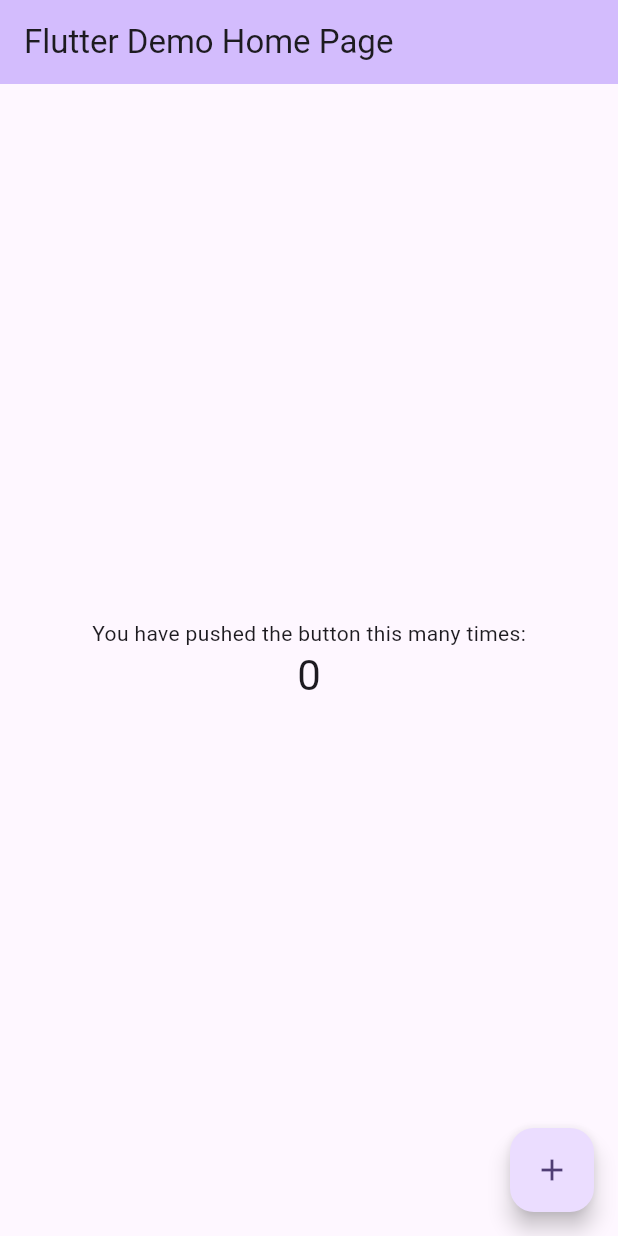
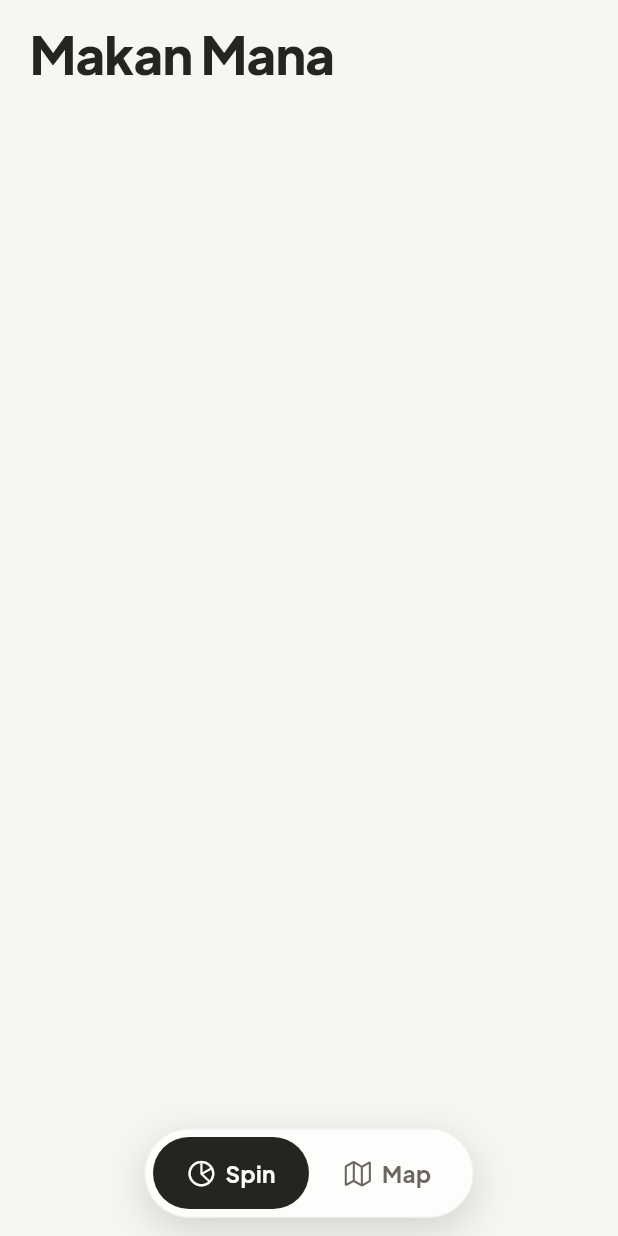
Before and after one commit to MuhaiminRoshaizad/makan-mana, a Flutter app: the screen it shows after launch, on a phone screen of 412 x 824 dp. Run offline on Flutter 3.47's test engine with Material 3 defaults, Android fonts, the phone set to English and light mode, and no system bars; our stand-ins replace flutter_riverpod, go_router.

Commit message:
feat(app): add the Spin and Map tabs in a floating capsule bar
The app was still the counter template. Replace it with a go_router
StatefulShellRoute holding Spin and Map, which switch instantly and keep
their state, under a capsule bar that floats 12 dp above the system
navigation bar. The open tab sits on an ink thumb that springs across,
and each label lightens as the thumb arrives under it. Both tabs show
only their title until the wheel and the map are built.

```diff
--- /dev/null
+++ b/lib/app/app.dart
@@ -0,0 +1,20 @@
+import 'package:flutter/material.dart';
+import 'package:flutter_riverpod/flutter_riverpod.dart';
+
+import '../core/theme/app_theme.dart';
+import 'router.dart';
+
+class MakanManaApp extends ConsumerWidget {
+  const MakanManaApp({super.key});
+
+  @override
+  Widget build(BuildContext context, WidgetRef ref) {
+    return MaterialApp.router(
+      title: 'Makan Mana',
+      debugShowCheckedModeBanner: false,
+      scrollBehavior: const AppScrollBehavior(),
+      theme: buildAppTheme(),
+      routerConfig: ref.watch(routerProvider),
+    );
+  }
+}
--- /dev/null
+++ b/lib/app/floating_nav.dart
@@ -0,0 +1,203 @@
+import 'package:flutter/cupertino.dart' show CupertinoIcons;
+import 'package:flutter/material.dart';
+import 'package:flutter/physics.dart';
+
+import '../core/theme/app_tokens.dart';
+
+class NavDestination {
+  const NavDestination(this.icon, this.label);
+  final IconData icon;
+  final String label;
+}
+
+/// The two tabs, in branch order.
+const List<NavDestination> navDestinations = <NavDestination>[
+  NavDestination(CupertinoIcons.chart_pie, 'Spin'),
+  NavDestination(CupertinoIcons.map, 'Map'),
+];
+
+/// The capsule that floats over the content (docs/decisions.md 010). The
+/// open tab sits on an ink thumb that springs across when another tab is
+/// chosen; each tab keeps one glyph and shows its state by colour.
+class FloatingNav extends StatefulWidget {
+  const FloatingNav({super.key, required this.index, required this.onSelect});
+
+  /// The open tab, as an index into [navDestinations].
+  final int index;
+
+  final ValueChanged<int> onSelect;
+
+  @override
+  State<FloatingNav> createState() => _FloatingNavState();
+}
+
+class _FloatingNavState extends State<FloatingNav>
+    with SingleTickerProviderStateMixin {
+  /// Where the thumb is, in tabs from the left.
+  late final AnimationController _at = AnimationController.unbounded(
+    vsync: this,
+    value: widget.index.toDouble(),
+  );
+
+  @override
+  void didUpdateWidget(FloatingNav old) {
+    super.didUpdateWidget(old);
+    if (old.index == widget.index) return;
+    final double to = widget.index.toDouble();
+    if (MediaQuery.disableAnimationsOf(context)) {
+      _at.value = to;
+    } else {
+      _at.animateWith(
+        SpringSimulation(
+          AppMotion.spring,
+          _at.value,
+          to,
+          _at.velocity,
+          snapToEnd: true,
+        ),
+      );
+    }
+  }
+
+  @override
+  void dispose() {
+    _at.dispose();
+    super.dispose();
+  }
+
+  @override
+  Widget build(BuildContext context) {
+    return DecoratedBox(
+      decoration: const ShapeDecoration(
+        color: AppColors.surface,
+        shape: StadiumBorder(
+          side: BorderSide(color: Color(0x0F26241F), width: 1),
+        ),
+        shadows: <BoxShadow>[
+          BoxShadow(
+            color: Color(0x2E26241F),
+            blurRadius: 24,
+            offset: Offset(0, 8),
+          ),
+        ],
+      ),
+      child: Padding(
+        padding: const EdgeInsets.all(AppNavMetrics.inset),
+        child: SizedBox(
+          width: AppNavMetrics.tabWidth * navDestinations.length,
+          height: AppNavMetrics.tabHeight,
+          child: Stack(
+            children: <Widget>[
+              AnimatedBuilder(
+                animation: _at,
+                builder: (BuildContext context, Widget? thumb) => Positioned(
+                  left: thumbLeft(_at.value, navDestinations.length),
+                  top: 0,
+                  width: AppNavMetrics.tabWidth,
+                  height: AppNavMetrics.tabHeight,
+                  child: thumb!,
+                ),
+                child: const DecoratedBox(
+                  decoration: ShapeDecoration(
+                    color: AppColors.ink,
+                    shape: StadiumBorder(),
+                  ),
+                ),
+              ),
+              Row(
+                children: <Widget>[
+                  for (int i = 0; i < navDestinations.length; i++)
+                    _NavItem(
+                      destination: navDestinations[i],
+                      // Colour follows the thumb, so a label turns light as
+                      // the thumb arrives under it rather than before.
+                      lit: _at,
+                      slot: i,
+                      selected: i == widget.index,
+                      onTap: () => widget.onSelect(i),
+                    ),
+                ],
+              ),
+            ],
+          ),
+        ),
+      ),
+    );
+  }
+}
+
+/// Left edge of the thumb [at] tabs from the left. The spring's overshoot
+/// is kept inside the capsule rather than carrying the thumb out of it.
+double thumbLeft(double at, int tabs) =>
+    at.clamp(0.0, tabs - 1.0) * AppNavMetrics.tabWidth;
+
+class _NavItem extends StatelessWidget {
+  const _NavItem({
+    required this.destination,
+    required this.lit,
+    required this.slot,
+    required this.selected,
+    required this.onTap,
+  });
+
+  final NavDestination destination;
+  final Animation<double> lit;
+  final int slot;
+  final bool selected;
+  final VoidCallback onTap;
+
+  @override
+  Widget build(BuildContext context) {
+    return Semantics(
+      selected: selected,
+      button: true,
+      label: destination.label,
+      excludeSemantics: true,
+      child: GestureDetector(
+        behavior: HitTestBehavior.opaque,
+        onTap: onTap,
+        child: SizedBox(
+          width: AppNavMetrics.tabWidth,
+          height: AppNavMetrics.tabHeight,
+          child: AnimatedBuilder(
+            animation: lit,
+            builder: (BuildContext context, _) {
+              // 1 with the thumb fully under this tab, 0 a tab away.
+              final double under = (1 - (lit.value - slot).abs()).clamp(
+                0.0,
+                1.0,
+              );
+              final Color color = Color.lerp(
+                AppColors.muted,
+                AppColors.surface,
+                under,
+              )!;
+              return Row(
+                mainAxisAlignment: MainAxisAlignment.center,
+                children: <Widget>[
+                  Icon(destination.icon, size: AppIconSize.dense, color: color),
+                  const SizedBox(width: 6),
+                  Flexible(
+                    child: Text(
+                      destination.label,
+                      maxLines: 1,
+                      overflow: TextOverflow.ellipsis,
+                      textScaler: MediaQuery.textScalerOf(
+                        context,
+                      ).clamp(maxScaleFactor: 1.15),
+                      style: TextStyle(
+                        fontSize: 15,
+                        fontWeight: FontWeight.w700,
+                        color: color,
+                      ),
+                    ),
+                  ),
+                ],
+              );
+            },
+          ),
+        ),
+      ),
+    );
+  }
+}
--- /dev/null
+++ b/lib/app/router.dart
@@ -0,0 +1,48 @@
+import 'package:flutter/material.dart';
+import 'package:flutter_riverpod/flutter_riverpod.dart';
+import 'package:go_router/go_router.dart';
+
+import '../features/map/presentation/map_screen.dart';
+import '../features/spin/presentation/spin_screen.dart';
+import 'shell.dart';
+
+final GlobalKey<NavigatorState> rootNavigatorKey = GlobalKey<NavigatorState>(
+  debugLabel: 'root',
+);
+
+final Provider<GoRouter> routerProvider = Provider<GoRouter>((Ref ref) {
+  final GoRouter router = GoRouter(
+    navigatorKey: rootNavigatorKey,
+    initialLocation: '/spin',
+    routes: <RouteBase>[
+      StatefulShellRoute(
+        builder:
+            (
+              BuildContext context,
+              GoRouterState state,
+              StatefulNavigationShell shell,
+            ) => AppShell(shell: shell),
+        navigatorContainerBuilder:
+            (
+              BuildContext context,
+              StatefulNavigationShell shell,
+              List<Widget> children,
+            ) => TabBranches(index: shell.currentIndex, children: children),
+        branches: <StatefulShellBranch>[
+          StatefulShellBranch(
+            routes: <RouteBase>[
+              GoRoute(path: '/spin', builder: (_, _) => const SpinScreen()),
+            ],
+          ),
+          StatefulShellBranch(
+            routes: <RouteBase>[
+              GoRoute(path: '/map', builder: (_, _) => const MapScreen()),
+            ],
+          ),
+        ],
+      ),
+    ],
+  );
+  ref.onDispose(router.dispose);
+  return router;
+});
--- /dev/null
+++ b/lib/app/shell.dart
@@ -0,0 +1,63 @@
+import 'package:flutter/material.dart';
+import 'package:go_router/go_router.dart';
+
+import '../core/theme/app_tokens.dart';
+import 'floating_nav.dart';
+
+/// Hosts the two tabs with the floating bar over them. Pages and sheets
+/// open on the root navigator, above all of this, so the bar never covers
+/// them.
+class AppShell extends StatelessWidget {
+  const AppShell({super.key, required this.shell});
+
+  final StatefulNavigationShell shell;
+
+  void _select(int i) =>
+      shell.goBranch(i, initialLocation: i == shell.currentIndex);
+
+  @override
+  Widget build(BuildContext context) {
+    return Scaffold(
+      // The keyboard covers the bar, as on iOS, instead of lifting it.
+      resizeToAvoidBottomInset: false,
+      body: Stack(
+        children: <Widget>[
+          Positioned.fill(child: shell),
+          Positioned(
+            left: 0,
+            right: 0,
+            bottom:
+                MediaQuery.paddingOf(context).bottom + AppNavMetrics.bottomGap,
+            child: Center(
+              child: FloatingNav(index: shell.currentIndex, onSelect: _select),
+            ),
+          ),
+        ],
+      ),
+    );
+  }
+}
+
+/// Switches tabs instantly, as iOS does (docs/decisions.md 010). Inactive
+/// tabs stay mounted with their tickers paused, so each keeps its state.
+class TabBranches extends StatelessWidget {
+  const TabBranches({super.key, required this.index, required this.children});
+
+  final int index;
+  final List<Widget> children;
+
+  @override
+  Widget build(BuildContext context) {
+    return Stack(
+      children: <Widget>[
+        for (int i = 0; i < children.length; i++)
+          Positioned.fill(
+            child: Offstage(
+              offstage: i != index,
+              child: TickerMode(enabled: i == index, child: children[i]),
+            ),
+          ),
+      ],
+    );
+  }
+}
--- /dev/null
+++ b/lib/features/spin/presentation/spin_screen.dart
@@ -0,0 +1,36 @@
+import 'package:flutter/material.dart';
+
+import '../../../core/theme/app_tokens.dart';
+
+/// The Spin tab. It holds the title until the wheel lands here.
+class SpinScreen extends StatelessWidget {
+  const SpinScreen({super.key});
+
+  @override
+  Widget build(BuildContext context) {
+    return const SafeArea(
+      bottom: false,
+      child: Padding(
+        padding: EdgeInsets.fromLTRB(
+          AppSpacing.xl,
+          AppSpacing.lg,
+          AppSpacing.xl,
+          0,
+        ),
+        child: Align(
+          alignment: Alignment.topLeft,
+          child: Text(
+            'Makan Mana',
+            style: TextStyle(
+              fontSize: 34,
+              height: 1.2,
+              fontWeight: FontWeight.w800,
+              letterSpacing: -0.5,
+              color: AppColors.ink,
+            ),
+          ),
+        ),
+      ),
+    );
+  }
+}
--- a/lib/main.dart
+++ b/lib/main.dart
@@ -1,122 +1,22 @@
 import 'package:flutter/material.dart';
+import 'package:flutter/services.dart';
+import 'package:flutter_riverpod/flutter_riverpod.dart';
+
+import 'app/app.dart';
 
 void main() {
-  runApp(const MyApp());
+  WidgetsFlutterBinding.ensureInitialized();
+  // Draw behind the status and navigation bars; screens handle the insets.
+  SystemChrome.setEnabledSystemUIMode(SystemUiMode.edgeToEdge);
+  SystemChrome.setSystemUIOverlayStyle(
+    const SystemUiOverlayStyle(
+      statusBarColor: Colors.transparent,
+      statusBarIconBrightness: Brightness.dark,
+      statusBarBrightness: Brightness.light,
+      systemNavigationBarColor: Colors.transparent,
+      systemNavigationBarIconBrightness: Brightness.dark,
+      systemNavigationBarContrastEnforced: false,
+    ),
+  );
+  runApp(const ProviderScope(child: MakanManaApp()));
 }
-
-class MyApp extends StatelessWidget {
-  const MyApp({super.key});
-
-  // This widget is the root of your application.
-  @override
-  Widget build(BuildContext context) {
-    return MaterialApp(
-      title: 'Flutter Demo',
-      theme: ThemeData(
-        // This is the theme of your application.
-        //
-        // TRY THIS: Try running your application with "flutter run". You'll see
-        // the application has a purple toolbar. Then, without quitting the app,
-        // try changing the seedColor in the colorScheme below to Colors.green
-        // and then invoke "hot reload" (save your changes or press the "hot
-        // reload" button in a Flutter-supported IDE, or press "r" if you used
-        // the command line to start the app).
-        //
-        // Notice that the counter didn't reset back to zero; the application
-        // state is not lost during the reload. To reset the state, use hot
-        // restart instead.
-        //
-        // This works for code too, not just values: Most code changes can be
-        // tested with just a hot reload.
-        colorScheme: .fromSeed(seedColor: Colors.deepPurple),
-      ),
-      home: const MyHomePage(title: 'Flutter Demo Home Page'),
-    );
-  }
-}
-
-class MyHomePage extends StatefulWidget {
-  const MyHomePage({super.key, required this.title});
-
-  // This widget is the home page of your application. It is stateful, meaning
-  // that it has a State object (defined below) that contains fields that affect
-  // how it looks.
-
-  // This class is the configuration for the state. It holds the values (in this
-  // case the title) provided by the parent (in this case the App widget) and
-  // used by the build method of the State. Fields in a Widget subclass are
-  // always marked "final".
-
-  final String title;
-
-  @override
-  State<MyHomePage> createState() => _MyHomePageState();
-}
-
-class _MyHomePageState extends State<MyHomePage> {
-  int _counter = 0;
-
-  void _incrementCounter() {
-    setState(() {
-      // This call to setState tells the Flutter framework that something has
-      // changed in this State, which causes it to rerun the build method below
-      // so that the display can reflect the updated values. If we changed
-      // _counter without calling setState(), then the build method would not be
-      // called again, and so nothing would appear to happen.
-      _counter++;
-    });
-  }
-
-  @override
-  Widget build(BuildContext context) {
-    // This method is rerun every time setState is called, for instance as done
-    // by the _incrementCounter method above.
-    //
-    // The Flutter framework has been optimized to make rerunning build methods
-    // fast, so that you can just rebuild anything that needs updating rather
-    // than having to individually change instances of widgets.
-    return Scaffold(
-      appBar: AppBar(
-        // TRY THIS: Try changing the color here to a specific color (to
-        // Colors.amber, perhaps?) and trigger a hot reload to see the AppBar
-        // change color while the other colors stay the same.
-        backgroundColor: Theme.of(context).colorScheme.inversePrimary,
-        // Here we take the value from the MyHomePage object that was created by
-        // the App.build method, and use it to set our appbar title.
-        title: Text(widget.title),
-      ),
-      body: Center(
-        // Center is a layout widget. It takes a single child and positions it
-        // in the middle of the parent.
-        child: Column(
-          // Column is also a layout widget. It takes a list of children and
-          // arranges them vertically. By default, it sizes itself to fit its
-          // children horizontally, and tries to be as tall as its parent.
-          //
-          // Column has various properties to control how it sizes itself and
-          // how it positions its children. Here we use mainAxisAlignment to
-          // center the children vertically; the main axis here is the vertical
-          // axis because Columns are vertical (the cross axis would be
-          // horizontal).
-          //
-          // TRY THIS: Invoke "debug painting" (choose the "Toggle Debug Paint"
-          // action in the IDE, or press "p" in the console), to see the
-          // wireframe for each widget.
-          mainAxisAlignment: .center,
-          children: [
-            const Text('You have pushed the button this many times:'),
-            Text(
-              '$_counter',
-              style: Theme.of(context).textTheme.headlineMedium,
-            ),
-          ],
-        ),
-      ),
-      floatingActionButton: FloatingActionButton(
-        onPressed: _incrementCounter,
-        tooltip: 'Increment',
-        child: const Icon(Icons.add),
-      ),
-    );
-  }
-}
```
Also changed, not shown: lib/features/map/presentation/map_screen.dart (added, +36 -0 lines), 2 other files.
